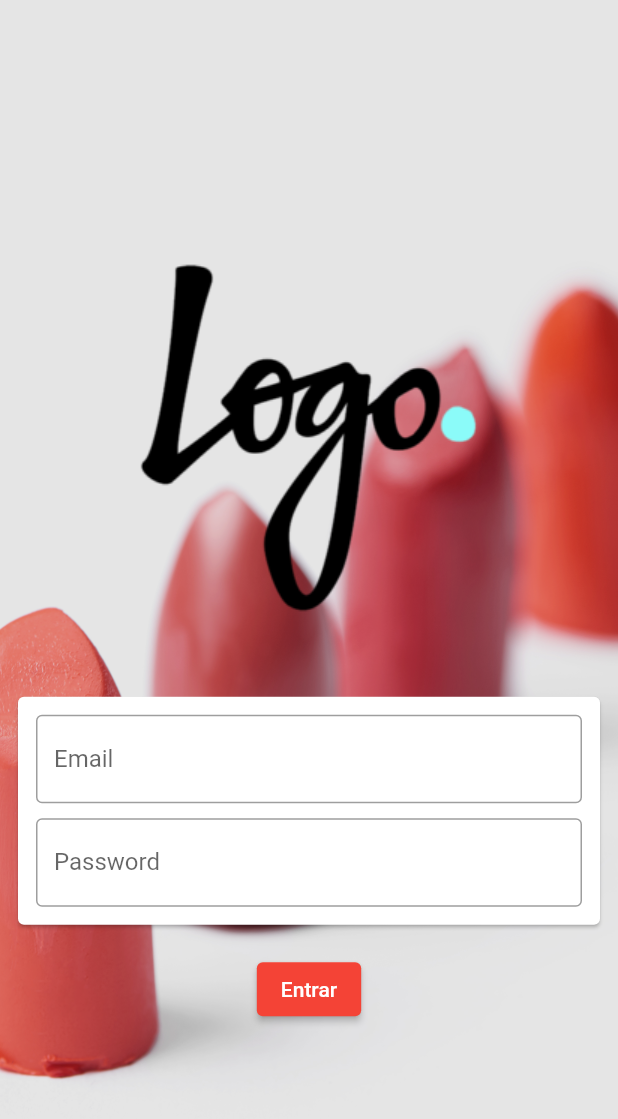
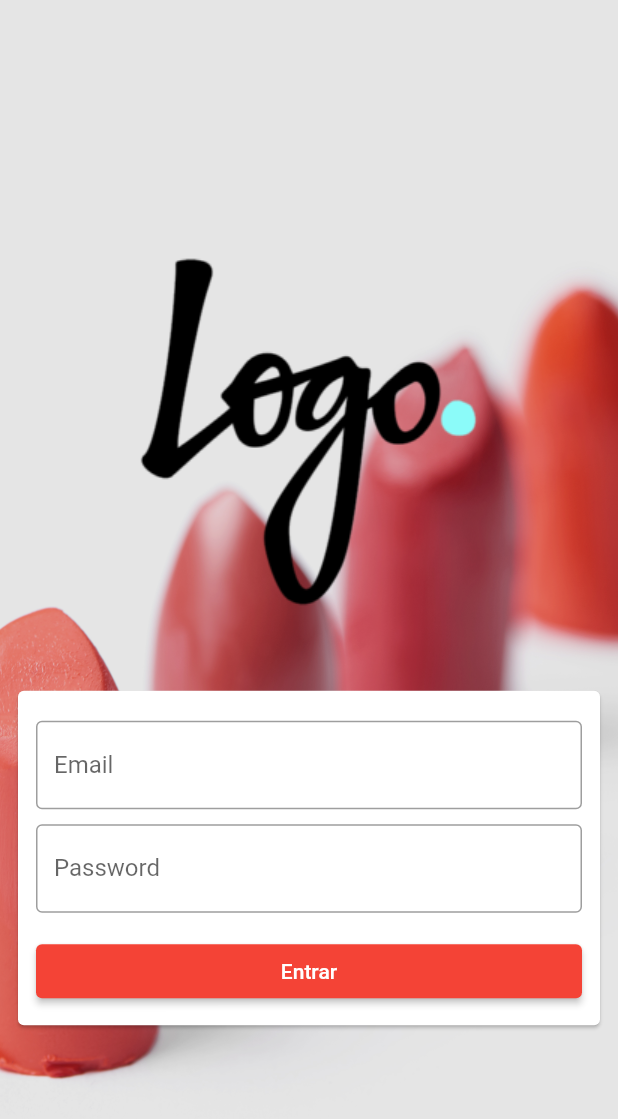
Before and after one commit to danilow86/app, a Flutter app: the screen it shows after launch, on a phone screen of 412 x 824 dp. Shown: the top 1119 px of the screen. Run offline on Flutter 3.47's test engine with Material 2 defaults, Android fonts, the phone set to English and light mode, and no system bars.

```diff
--- a/lib/login_page.dart
+++ b/lib/login_page.dart
@@ -36,7 +36,8 @@ class _LoginPageState extends State<LoginPage> {
                   Container(height: 20),
                   Card(
                       child: Padding(
-                    padding: const EdgeInsets.all(12.0),
+                    padding: const EdgeInsets.only(
+                        left: 12, right: 12, top: 20, bottom: 12),
                     child: Column(children: [
                       TextField(
                         onChanged: (text) {
@@ -60,8 +61,6 @@ class _LoginPageState extends State<LoginPage> {
                           border: OutlineInputBorder(),
                         ),
                       ),
-                    ]),
-                  )),
                       SizedBox(height: 15),
                       ElevatedButton(
                         onPressed: () {
@@ -72,8 +71,15 @@ class _LoginPageState extends State<LoginPage> {
                             print('falha na autenticação');
                           }
                         },
-                    child: Text('Entrar'),
+                        child: Container(
+                            width: double.infinity,
+                            child: Text(
+                              'Entrar',
+                              textAlign: TextAlign.center,
+                            )),
                       )
+                    ]),
+                  )),
                 ],
               ),
             ),
```
Lines whose indentation alone changed are shown as unchanged.
